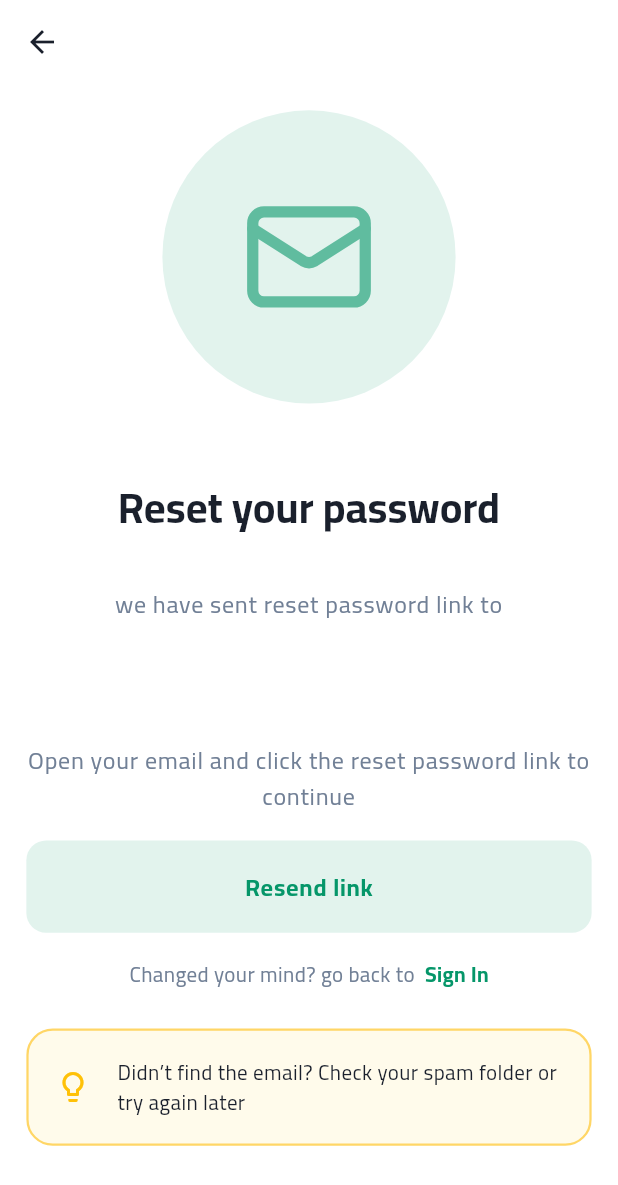
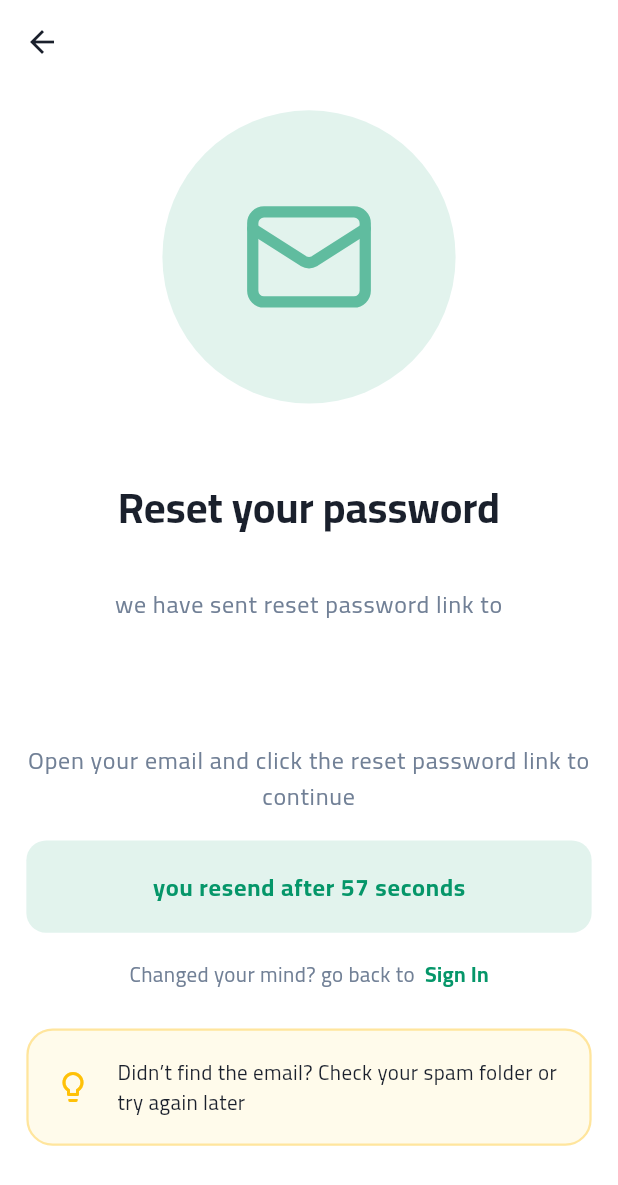
Before and after one commit to CuzImMazen/PharmaTech, a Flutter app: the PasswordResetSentScreen screen opened directly with empty values, after a tap on "Sign In", on a phone screen of 412 x 824 dp. Shown: the top 1185 px of the screen. Run offline on Flutter 3.47's test engine with Material 3 defaults, Android fonts, the phone set to English and light mode, and no system bars; our stand-ins replace app_links, cached_network_image, dartz, device_preview, dio, flutter_bloc and 10 more; accounts and stored records are empty.

Commit message:
resend reset password waiting screen logic finished

```diff
--- a/lib/core/router/app_routes.dart
+++ b/lib/core/router/app_routes.dart
@@ -5,6 +5,7 @@ import 'package:pharmacy_app/core/di/service_locator.dart';
 import 'package:pharmacy_app/core/router/app_routes_keys.dart';
 import 'package:pharmacy_app/features/auth/cubit/forget_password_cubit.dart';
 import 'package:pharmacy_app/features/auth/cubit/login_cubit.dart';
+import 'package:pharmacy_app/features/auth/cubit/resend_reset_password_cubit.dart';
 import 'package:pharmacy_app/features/auth/cubit/reset_password_cubit.dart';
 import 'package:pharmacy_app/features/auth/data/models/register_details_model.dart';
 import 'package:pharmacy_app/features/auth/presentation/screens/forget_password_screen.dart';
@@ -124,7 +125,10 @@ class AppRoutes {
       path: AppRoutesKeys.resetPasswordSent,
       builder: (context, state) {
         final email = state.extra as String;
-        return PasswordResetSentScreen(email: email);
+        return BlocProvider(
+          create: (context) => ResendResetPasswordCubit(authRepository: sl()),
+          child: PasswordResetSentScreen(email: email),
+        );
       },
     ),
   ];
--- /dev/null
+++ b/lib/core/state/screen_state.dart
@@ -0,0 +1,23 @@
+import 'package:pharmacy_app/core/error/failure.dart';
+
+abstract class ScreenState {
+  const ScreenState();
+}
+
+class InitialState extends ScreenState {
+  const InitialState();
+}
+
+class LoadingState extends ScreenState {
+  const LoadingState();
+}
+
+class SuccessState<T> extends ScreenState {
+  final T? data;
+  const SuccessState([this.data]);
+}
+
+class FailureState extends ScreenState {
+  final Failure failure;
+  const FailureState(this.failure);
+}
--- /dev/null
+++ b/lib/features/auth/cubit/resend_reset_password_cubit.dart
@@ -0,0 +1,49 @@
+import 'dart:async';
+import 'package:flutter_bloc/flutter_bloc.dart';
+import 'package:pharmacy_app/core/state/screen_state.dart';
+import 'package:pharmacy_app/features/auth/cubit/resend_reset_password_state.dart';
+import 'package:pharmacy_app/features/auth/data/repo/auth_repository.dart';
+
+class ResendResetPasswordCubit extends Cubit<ResendResetPasswordState> {
+  ResendResetPasswordCubit({required AuthRepository authRepository})
+    : _authRepository = authRepository,
+      super(const ResendResetPasswordState()) {
+    startTimer();
+  }
+  final AuthRepository _authRepository;
+  Timer? _timer;
+
+  void startTimer() {
+    _timer?.cancel();
+    emit(state.copyWith(remainingSeconds: 60));
+
+    _timer = Timer.periodic(const Duration(seconds: 1), (timer) {
+      if (state.remainingSeconds > 1) {
+        emit(state.copyWith(remainingSeconds: state.remainingSeconds - 1));
+      } else {
+        _timer?.cancel();
+        emit(state.copyWith(remainingSeconds: 0));
+      }
+    });
+  }
+
+  Future<void> resendPasswordLink(String email) async {
+    if (!state.canResend) return;
+
+    emit(state.copyWith(screenState: const LoadingState()));
+    final result = await _authRepository.forgotPassword(email: email);
+    result.fold(
+      (failure) => emit(state.copyWith(screenState: FailureState(failure))),
+      (_) {
+        emit(state.copyWith(screenState: const SuccessState()));
+        startTimer();
+      },
+    );
+  }
+
+  @override
+  Future<void> close() {
+    _timer?.cancel();
+    return super.close();
+  }
+}
--- /dev/null
+++ b/lib/features/auth/cubit/resend_reset_password_state.dart
@@ -0,0 +1,16 @@
+import 'package:freezed_annotation/freezed_annotation.dart';
+import 'package:pharmacy_app/core/state/screen_state.dart';
+
+part 'resend_reset_password_state.freezed.dart';
+
+@freezed
+class ResendResetPasswordState with _$ResendResetPasswordState {
+  const factory ResendResetPasswordState({
+    @Default(0) int remainingSeconds,
+    @Default(InitialState()) ScreenState screenState,
+  }) = _ResendResetPasswordState;
+
+  const ResendResetPasswordState._();
+
+  bool get canResend => remainingSeconds == 0 && screenState is! LoadingState;
+}
--- a/lib/features/auth/presentation/screens/password_reset_sent_screen.dart
+++ b/lib/features/auth/presentation/screens/password_reset_sent_screen.dart
@@ -1,6 +1,16 @@
 import 'package:flutter/material.dart';
+import 'package:flutter_bloc/flutter_bloc.dart';
+import 'package:go_router/go_router.dart';
+import 'package:pharmacy_app/core/extensions/app_design_system_ext.dart';
 import 'package:pharmacy_app/core/extensions/localization_ext.dart';
-import 'package:pharmacy_app/features/auth/presentation/screens/verification_sent_screen.dart';
+import 'package:pharmacy_app/core/router/app_routes_keys.dart';
+import 'package:pharmacy_app/core/state/screen_state.dart';
+import 'package:pharmacy_app/core/utils/messages/snackbar.dart';
+import 'package:pharmacy_app/features/auth/cubit/resend_reset_password_cubit.dart';
+import 'package:pharmacy_app/features/auth/cubit/resend_reset_password_state.dart';
+import 'package:pharmacy_app/features/auth/presentation/widgets/auth_prompt_row.dart';
+import 'package:pharmacy_app/features/auth/presentation/widgets/email_verification/email_verification_header.dart';
+import 'package:pharmacy_app/features/auth/presentation/widgets/email_verification/resend_link_button.dart';
 
 class PasswordResetSentScreen extends StatelessWidget {
   const PasswordResetSentScreen({super.key, required this.email});
@@ -16,7 +26,7 @@ class PasswordResetSentScreen extends StatelessWidget {
         surfaceTintColor: Colors.transparent,
       ),
       body: SafeArea(
-        child: EmailSentBody(
+        child: PasswordResetSentBody(
           email: email,
           title: context.tr.reset_password_title,
           subtitle: context.tr.reset_password_sent_subtitle,
@@ -26,3 +36,143 @@ class PasswordResetSentScreen extends StatelessWidget {
     );
   }
 }
+
+class PasswordResetSentBody extends StatelessWidget {
+  const PasswordResetSentBody({
+    super.key,
+    required this.email,
+    required this.title,
+    required this.subtitle,
+    required this.instruction,
+  });
+
+  final String email;
+  final String title;
+  final String subtitle;
+  final String instruction;
+
+  @override
+  Widget build(BuildContext context) {
+    return BlocListener<ResendResetPasswordCubit, ResendResetPasswordState>(
+      listenWhen: (previous, current) =>
+          previous.screenState != current.screenState,
+      listener: (context, state) {
+        if (state.screenState is SuccessState) {
+          Snackbar.show(
+            context: context,
+            message: context.tr.resend_link_success,
+            color: Colors.green,
+          );
+        }
+        if (state.screenState is FailureState) {
+          Snackbar.show(
+            context: context,
+            message: context.tr.couldnt_resend_link,
+            color: Colors.red,
+          );
+        }
+      },
+      child: Padding(
+        padding: context.pHorizontal,
+        child: SingleChildScrollView(
+          child: Column(
+            children: [
+              context.vMd,
+
+              EmailVerificationHeader(
+                email: email,
+                title: title,
+                subtitle: subtitle,
+              ),
+
+              context.vXl,
+
+              Text(
+                instruction,
+                textAlign: TextAlign.center,
+                style: context.text.bodyLarge!.copyWith(color: context.muted),
+              ),
+
+              context.vMd,
+
+              BlocBuilder<ResendResetPasswordCubit, ResendResetPasswordState>(
+                builder: (context, state) {
+                  if (state.screenState is LoadingState) {
+                    return SizedBox(
+                      height: context.btnLg,
+                      child: const Center(child: CircularProgressIndicator()),
+                    );
+                  }
+
+                  final bool canClick = state.canResend;
+
+                  return ResendLinkButton(
+                    onTap: canClick
+                        ? () {
+                            context
+                                .read<ResendResetPasswordCubit>()
+                                .resendPasswordLink(email);
+                          }
+                        : null,
+
+                    buttonText: canClick
+                        ? context.tr.resendLink
+                        : context.tr.you_can_resend_after(
+                            state.remainingSeconds.toString(),
+                          ),
+                  );
+                },
+              ),
+
+              context.vMd,
+
+              AuthPromptRow(
+                promptText: context.tr.changed_your_mind,
+                actionText: context.tr.auth_signin,
+                onPressed: () {
+                  context.go(AppRoutesKeys.login);
+                },
+              ),
+
+              context.vLg,
+
+              Container(
+                padding: context.pAllMd,
+                decoration: BoxDecoration(
+                  color: context.isDark
+                      ? const Color(0xFFB8860B).withAlpha(40)
+                      : const Color(0xFFFFFBEB),
+                  borderRadius: context.rLg,
+                  border: Border.all(
+                    color: const Color(0xFFFFD666).withAlpha(150),
+                    width: 1.5,
+                  ),
+                ),
+                child: Row(
+                  children: [
+                    const Icon(
+                      Icons.lightbulb_outline,
+                      color: Color(0xFFFFC107),
+                      size: 24,
+                    ),
+                    context.hMd,
+                    Expanded(
+                      child: Text(
+                        context.tr.didnt_find_email,
+                        style: context.text.bodyMedium!.copyWith(
+                          color: context.colors.onSurface,
+                        ),
+                      ),
+                    ),
+                  ],
+                ),
+              ),
+
+              context.vMd,
+            ],
+          ),
+        ),
+      ),
+    );
+  }
+}
--- a/lib/features/auth/presentation/screens/verification_sent_screen.dart
+++ b/lib/features/auth/presentation/screens/verification_sent_screen.dart
@@ -21,7 +21,7 @@ class VerificationSentScreen extends StatelessWidget {
         surfaceTintColor: Colors.transparent,
       ),
       body: SafeArea(
-        child: EmailSentBody(
+        child: VerificationEmailSentBody(
           email: email,
           title: context.tr.emailSentTitle,
           subtitle: context.tr.emailSentTo,
@@ -32,8 +32,8 @@ class VerificationSentScreen extends StatelessWidget {
   }
 }
 
-class EmailSentBody extends StatelessWidget {
-  const EmailSentBody({
+class VerificationEmailSentBody extends StatelessWidget {
+  const VerificationEmailSentBody({
     super.key,
     required this.email,
     required this.title,
--- a/lib/l10n/app_ar.arb
+++ b/lib/l10n/app_ar.arb
@@ -87,7 +87,19 @@
     "reset_password_success": "تم إعادة تعيين كلمة المرور بنجاح. يرجى تسجيل الدخول باستخدام كلمة المرور الجديدة."
     , "password_atleast_one_letter": "يجب أن تحتوي كلمة المرور على حرف واحد على الأقل",
     "email_verification_success": "تم تأكيد البريد الإلكتروني بنجاح. يمكنك الآن تسجيل الدخول.",
+"you_can_resend_after": "يمكنك إعادة الإرسال بعد {seconds} ثانية",
+  "@you_can_resend_after": {
+    "description": "الرسالة المعروضة عندما يحاول المستخدم إعادة إرسال بريد التحقق قبل انتهاء فترة الانتظار.",
+    "placeholders": {
+      "seconds": {
+        "type": "String",
+        "example": "60"
+      }
+    }
+  },
 
+  "couldnt_resend_link": "تعذر إعادة إرسال الرابط. يرجى المحاولة مرة أخرى لاحقاً.",
+  "resend_link_success": "تم إعادة إرسال الرابط بنجاح. يرجى التحقق من بريدك الإلكتروني.",
 
   "gov_damascus": "دمشق",
   "gov_rural_damascus": "ريف دمشق",
--- a/lib/l10n/app_en.arb
+++ b/lib/l10n/app_en.arb
@@ -99,6 +99,19 @@
       ,"reset_password_success": "Password reset successfully. Please SignIn with your new password."
       , "password_atleast_one_letter": "Password must contain at least one letter",
       "email_verification_success": "Email verified successfully. You can now log in.",
+      "you_can_resend_after": "you resend after {seconds} seconds",
+  "@you_can_resend_after": {
+    "description": "Message shown when the user tries to resend the verification email before the cooldown period is over.",
+    "placeholders": {
+      "seconds": {
+        "type": "String",
+        "example": "60"
+      }
+    }
+  },
+
+  "couldnt_resend_link": "Couldn't resend the  link. Please try again later.",
+  "resend_link_success": "Link resent successfully. Please check your email.",
 
   "gov_damascus": "Damascus",
   "gov_rural_damascus": "Rural Damascus",
--- a/lib/l10n/app_localizations.dart
+++ b/lib/l10n/app_localizations.dart
@@ -545,6 +545,24 @@ abstract class AppLocalizations {
   /// **'Email verified successfully. You can now log in.'**
   String get email_verification_success;
 
+  /// Message shown when the user tries to resend the verification email before the cooldown period is over.
+  ///
+  /// In en, this message translates to:
+  /// **'you resend after {seconds} seconds'**
+  String you_can_resend_after(String seconds);
+
+  /// No description provided for @couldnt_resend_link.
+  ///
+  /// In en, this message translates to:
+  /// **'Couldn\'t resend the  link. Please try again later.'**
+  String get couldnt_resend_link;
+
+  /// No description provided for @resend_link_success.
+  ///
+  /// In en, this message translates to:
+  /// **'Link resent successfully. Please check your email.'**
+  String get resend_link_success;
+
   /// No description provided for @gov_damascus.
   ///
   /// In en, this message translates to:
--- a/lib/l10n/app_localizations_ar.dart
+++ b/lib/l10n/app_localizations_ar.dart
@@ -234,6 +234,17 @@ class AppLocalizationsAr extends AppLocalizations {
 
   @override
   String get email_verification_success => 'تم تأكيد البريد الإلكتروني بنجاح. يمكنك الآن تسجيل الدخول.';
+
+  @override
+  String you_can_resend_after(String seconds) {
+    return 'يمكنك إعادة الإرسال بعد $seconds ثانية';
+  }
+
+  @override
+  String get couldnt_resend_link => 'تعذر إعادة إرسال الرابط. يرجى المحاولة مرة أخرى لاحقاً.';
+
+  @override
+  String get resend_link_success => 'تم إعادة إرسال الرابط بنجاح. يرجى التحقق من بريدك الإلكتروني.';
 
   @override
   String get gov_damascus => 'دمشق';
--- a/lib/l10n/app_localizations_en.dart
+++ b/lib/l10n/app_localizations_en.dart
@@ -234,6 +234,17 @@ class AppLocalizationsEn extends AppLocalizations {
 
   @override
   String get email_verification_success => 'Email verified successfully. You can now log in.';
+
+  @override
+  String you_can_resend_after(String seconds) {
+    return 'you resend after $seconds seconds';
+  }
+
+  @override
+  String get couldnt_resend_link => 'Couldn\'t resend the  link. Please try again later.';
+
+  @override
+  String get resend_link_success => 'Link resent successfully. Please check your email.';
 
   @override
   String get gov_damascus => 'Damascus';
```
Also changed, not shown: lib/features/auth/cubit/resend_reset_password_state.freezed.dart (added).
